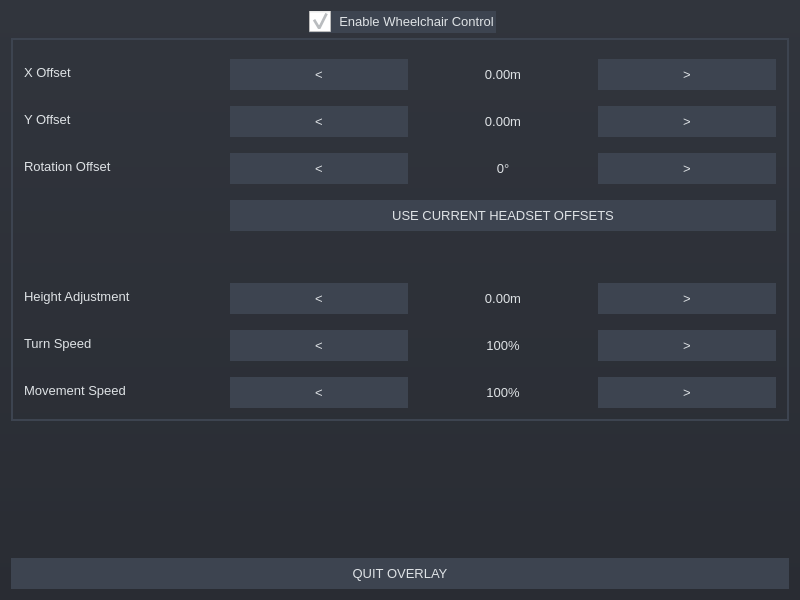
Before: the Qt Designer form overlay/src/WheelchairOverlayWidget.ui in henriheimann/rollivr, drawn with Qt 5.
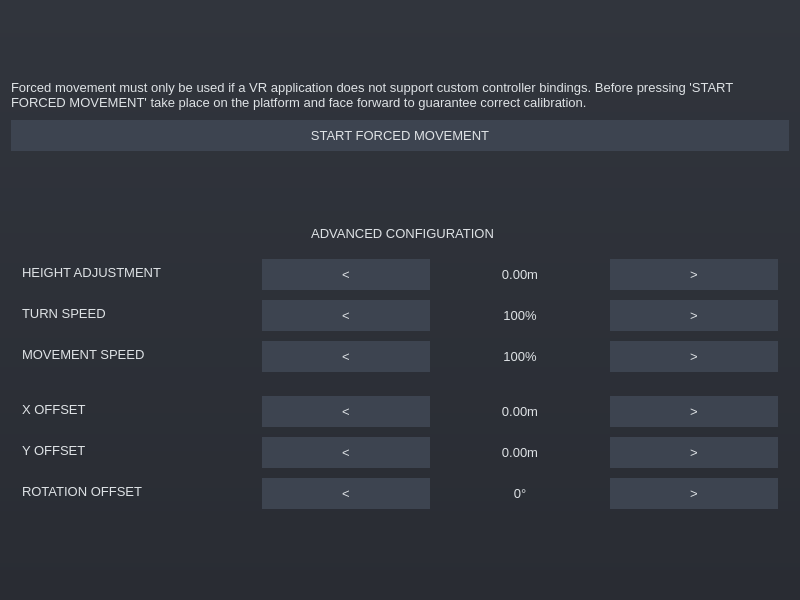
After: the same form once the commit is applied.

The edit to the form file:
```diff
--- a/overlay/src/WheelchairOverlayWidget.ui
+++ b/overlay/src/WheelchairOverlayWidget.ui
@@ -23,6 +23,7 @@
    <string notr="true">QWidget#WheelchairOverlayWidget {
 	background: qlineargradient(x1:0 y1:0, x2:0 y2:1, stop:0 #31353d, stop:1 #292c33);	
 	color: #dee2e5;
+	font: 10pt &quot;MS Shell Dlg 2&quot;;
 }
 
 QGroupBox::indicator {
@@ -36,15 +37,12 @@
 }
 
 QGroupBox {
-	border: 2px solid #3d4450;
-	margin-top: 27px;
+	border: none;
 }
 
 QGroupBox::title {
-	background-color: #3d4450;
 	subcontrol-origin: margin;
-	subcontrol-position: top center;
-	padding: 6px 8000px 6px 8000px;
+	subcontrol-position: top;
 }
 
 QPushButton {
@@ -67,33 +65,87 @@
   </property>
   <layout class="QVBoxLayout" name="verticalLayout">
    <item>
-    <widget class="QGroupBox" name="groupBox">
+    <spacer name="verticalSpacer_3">
+     <property name="orientation">
+      <enum>Qt::Vertical</enum>
+     </property>
+     <property name="sizeHint" stdset="0">
+      <size>
+       <width>20</width>
+       <height>40</height>
+      </size>
+     </property>
+    </spacer>
+   </item>
+   <item>
+    <widget class="QLabel" name="startInfoLabel">
+     <property name="font">
+      <font>
+       <pointsize>10</pointsize>
+       <weight>50</weight>
+       <italic>false</italic>
+       <bold>false</bold>
+       <kerning>true</kerning>
+      </font>
+     </property>
+     <property name="text">
+      <string>Forced movement must only be used if a VR application does not support custom controller bindings. Before pressing 'START FORCED MOVEMENT' take place on the platform and face forward to guarantee correct calibration.</string>
+     </property>
+     <property name="alignment">
+      <set>Qt::AlignLeading|Qt::AlignLeft|Qt::AlignVCenter</set>
+     </property>
+     <property name="wordWrap">
+      <bool>true</bool>
+     </property>
+     <property name="margin">
+      <number>10</number>
+     </property>
+    </widget>
+   </item>
+   <item>
+    <spacer name="verticalSpacer_6">
+     <property name="orientation">
+      <enum>Qt::Vertical</enum>
+     </property>
+     <property name="sizeType">
+      <enum>QSizePolicy::Fixed</enum>
+     </property>
+     <property name="sizeHint" stdset="0">
+      <size>
+       <width>20</width>
+       <height>4</height>
+      </size>
+     </property>
+    </spacer>
+   </item>
+   <item>
+    <widget class="QPushButton" name="startStopPushButton">
+     <property name="text">
+      <string>START FORCED MOVEMENT</string>
+     </property>
+    </widget>
+   </item>
+   <item>
+    <spacer name="verticalSpacer_4">
+     <property name="orientation">
+      <enum>Qt::Vertical</enum>
+     </property>
+     <property name="sizeHint" stdset="0">
+      <size>
+       <width>20</width>
+       <height>40</height>
+      </size>
+     </property>
+    </spacer>
+   </item>
+   <item>
+    <widget class="QGroupBox" name="advancedConfigurationGroupBox">
      <property name="title">
-      <string>Enable Wheelchair Control</string>
-     </property>
-     <property name="flat">
-      <bool>false</bool>
-     </property>
-     <property name="checkable">
-      <bool>true</bool>
-     </property>
-     <property name="checked">
-      <bool>true</bool>
+      <string>ADVANCED CONFIGURATION</string>
      </property>
      <layout class="QVBoxLayout" name="verticalLayout_2">
-      <item>
-       <layout class="QVBoxLayout" name="verticalLayout_3">
         <property name="spacing">
-         <number>20</number>
-        </property>
-        <property name="leftMargin">
-         <number>0</number>
-        </property>
-        <property name="topMargin">
-         <number>8</number>
-        </property>
-        <property name="bottomMargin">
-         <number>0</number>
+       <number>3</number>
         </property>
         <item>
          <layout class="QFormLayout" name="formLayout">
@@ -101,16 +153,16 @@
            <number>100</number>
           </property>
           <property name="verticalSpacing">
-           <number>16</number>
-          </property>
-          <item row="1" column="0">
+         <number>10</number>
+        </property>
+        <item row="5" column="0">
            <widget class="QLabel" name="formXOffsetLabel">
             <property name="text">
-             <string>X Offset</string>
+           <string>X OFFSET</string>
             </property>
            </widget>
           </item>
-          <item row="1" column="1">
+        <item row="5" column="1">
            <layout class="QHBoxLayout" name="horizontalLayout_6">
             <item>
              <widget class="QPushButton" name="decrementXOffsetPushButton">
@@ -138,14 +190,14 @@
             </item>
            </layout>
           </item>
-          <item row="2" column="0">
+        <item row="6" column="0">
            <widget class="QLabel" name="formYOffsetLabel">
             <property name="text">
-             <string>Y Offset</string>
+           <string>Y OFFSET</string>
             </property>
            </widget>
           </item>
-          <item row="2" column="1">
+        <item row="6" column="1">
            <layout class="QHBoxLayout" name="horizontalLayout_7">
             <item>
              <widget class="QPushButton" name="decrementYOffsetPushButton">
@@ -173,14 +225,14 @@
             </item>
            </layout>
           </item>
-          <item row="3" column="0">
+        <item row="7" column="0">
            <widget class="QLabel" name="formRotationOffsetLabel">
             <property name="text">
-             <string>Rotation Offset</string>
+           <string>ROTATION OFFSET</string>
             </property>
            </widget>
           </item>
-          <item row="3" column="1">
+        <item row="7" column="1">
            <layout class="QHBoxLayout" name="horizontalLayout_5">
             <item>
              <widget class="QPushButton" name="decrementRotationOffsetPushButton">
@@ -208,14 +260,7 @@
             </item>
            </layout>
           </item>
-          <item row="4" column="1">
-           <widget class="QPushButton" name="useHeadsetOffsetsPushButton">
-            <property name="text">
-             <string>USE CURRENT HEADSET OFFSETS</string>
-            </property>
-           </widget>
-          </item>
-          <item row="6" column="0">
+        <item row="1" column="0">
            <widget class="QLabel" name="formHeightOffsetLabel">
             <property name="sizePolicy">
              <sizepolicy hsizetype="Preferred" vsizetype="Preferred">
@@ -224,11 +269,25 @@
              </sizepolicy>
             </property>
             <property name="text">
-             <string>Height Adjustment</string>
+           <string>HEIGHT ADJUSTMENT</string>
             </property>
            </widget>
           </item>
-          <item row="6" column="1">
+        <item row="2" column="0">
+         <widget class="QLabel" name="fromSpeedLabeforml">
+          <property name="text">
+           <string>TURN SPEED</string>
+          </property>
+         </widget>
+        </item>
+        <item row="3" column="0">
+         <widget class="QLabel" name="formmovementSpeedLabel">
+          <property name="text">
+           <string>MOVEMENT SPEED</string>
+          </property>
+         </widget>
+        </item>
+        <item row="1" column="1">
            <layout class="QHBoxLayout" name="horizontalLayout_2">
             <item>
              <widget class="QPushButton" name="decrementHeightOffsetPushButton">
@@ -262,14 +321,7 @@
             </item>
            </layout>
           </item>
-          <item row="7" column="0">
-           <widget class="QLabel" name="fromSpeedLabeforml">
-            <property name="text">
-             <string>Turn Speed</string>
-            </property>
-           </widget>
-          </item>
-          <item row="7" column="1">
+        <item row="2" column="1">
            <layout class="QHBoxLayout" name="horizontalLayout_3">
             <item>
              <widget class="QPushButton" name="decrementTurnSpeedPushButton">
@@ -297,14 +349,7 @@
             </item>
            </layout>
           </item>
-          <item row="8" column="0">
-           <widget class="QLabel" name="formmovementSpeedLabel">
-            <property name="text">
-             <string>Movement Speed</string>
-            </property>
-           </widget>
-          </item>
-          <item row="8" column="1">
+        <item row="3" column="1">
            <layout class="QHBoxLayout" name="horizontalLayout_4">
             <item>
              <widget class="QPushButton" name="decrementMovementSpeedPushButton">
@@ -332,7 +377,7 @@
             </item>
            </layout>
           </item>
-          <item row="5" column="1">
+        <item row="4" column="1">
            <spacer name="verticalSpacer_2">
             <property name="orientation">
              <enum>Qt::Vertical</enum>
@@ -343,12 +388,26 @@
             <property name="sizeHint" stdset="0">
              <size>
               <width>20</width>
-              <height>20</height>
+            <height>4</height>
              </size>
             </property>
            </spacer>
           </item>
-         </layout>
+        <item row="0" column="1">
+         <spacer name="verticalSpacer_5">
+          <property name="orientation">
+           <enum>Qt::Vertical</enum>
+          </property>
+          <property name="sizeType">
+           <enum>QSizePolicy::Fixed</enum>
+          </property>
+          <property name="sizeHint" stdset="0">
+           <size>
+            <width>20</width>
+            <height>12</height>
+           </size>
+          </property>
+         </spacer>
         </item>
        </layout>
       </item>
@@ -368,17 +427,6 @@
      </property>
     </spacer>
    </item>
-   <item>
-    <layout class="QHBoxLayout" name="horizontalLayout">
-     <item>
-      <widget class="QPushButton" name="quitOverlayPushButton">
-       <property name="text">
-        <string>QUIT OVERLAY</string>
-       </property>
-      </widget>
-     </item>
-    </layout>
-   </item>
   </layout>
  </widget>
  <layoutdefault spacing="6" margin="11"/>
```
Lines whose indentation alone changed are shown as unchanged.
